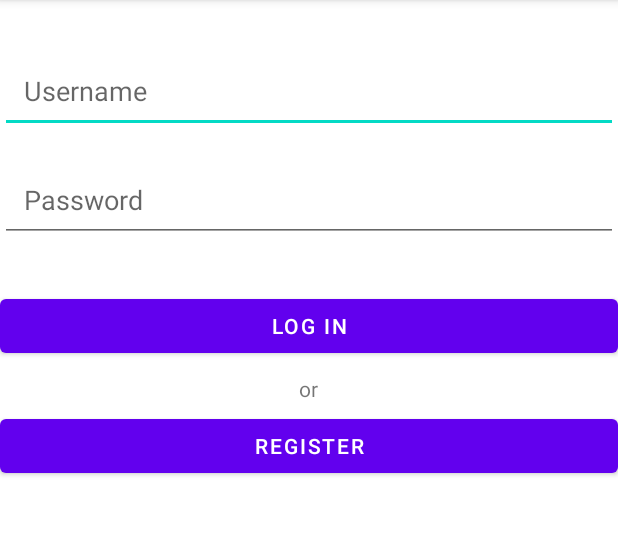
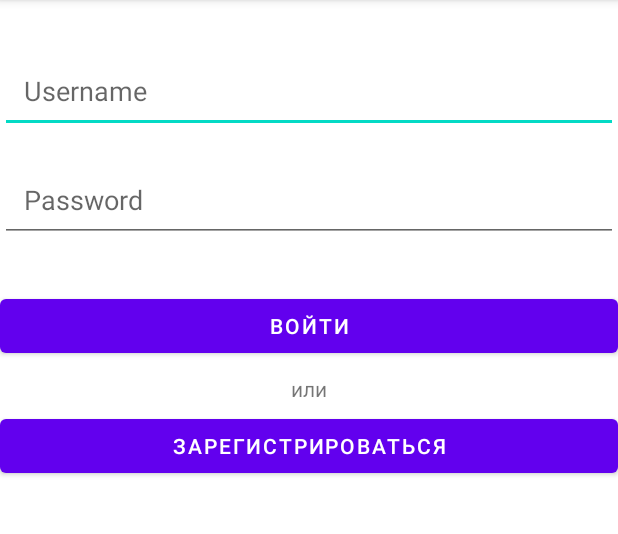
Before and after one commit to Anastassiya0Zabudkina/LastProject, an Android app: the Registration screen opened directly, with no data from a screen before it, on a phone screen of 412 x 824 dp, the part 84-618 px from its top. Run offline under Robolectric (Android 15) with nearby library versions, the phone set to English and light mode, and no system bars; our stand-ins replace Firebase (no records; nobody signed in at launch, a user with empty details on screens opened directly).

Commit message:
az/first commit

```diff
--- a/app/src/main/res/layout/activity_registration.xml
+++ b/app/src/main/res/layout/activity_registration.xml
@@ -30,7 +30,7 @@
         android:id="@+id/buttonLogin"
         android:layout_width="match_parent"
         android:layout_height="wrap_content"
-        android:text="Log in"
+        android:text="Войти"
         android:layout_below="@id/editTextPassword"
         android:layout_marginTop="32dp"
         android:layout_centerHorizontal="true"
@@ -39,7 +39,7 @@
     <TextView
         android:layout_width="wrap_content"
         android:layout_height="wrap_content"
-        android:text="or"
+        android:text="или"
         android:layout_below="@id/buttonLogin"
         android:layout_marginTop="8dp"
         android:layout_marginBottom="8dp"
@@ -49,7 +49,7 @@
         android:id="@+id/buttonRegister"
         android:layout_width="match_parent"
         android:layout_height="wrap_content"
-        android:text="Register"
+        android:text="Зарегистрироваться"
         android:layout_below="@id/buttonLogin"
         android:layout_marginTop="32dp"
         android:layout_centerHorizontal="true"
--- a/app/src/main/res/layout/activity_registration_continue.xml
+++ b/app/src/main/res/layout/activity_registration_continue.xml
@@ -43,7 +43,7 @@
         android:layout_width="match_parent"
         android:layout_height="wrap_content"
         android:inputType="text"
-        android:text="Save"
+        android:text="Сохранить"
         android:layout_below="@id/editTextPassword"
         android:layout_marginTop="16dp"
         android:layout_centerHorizontal="true"
```
